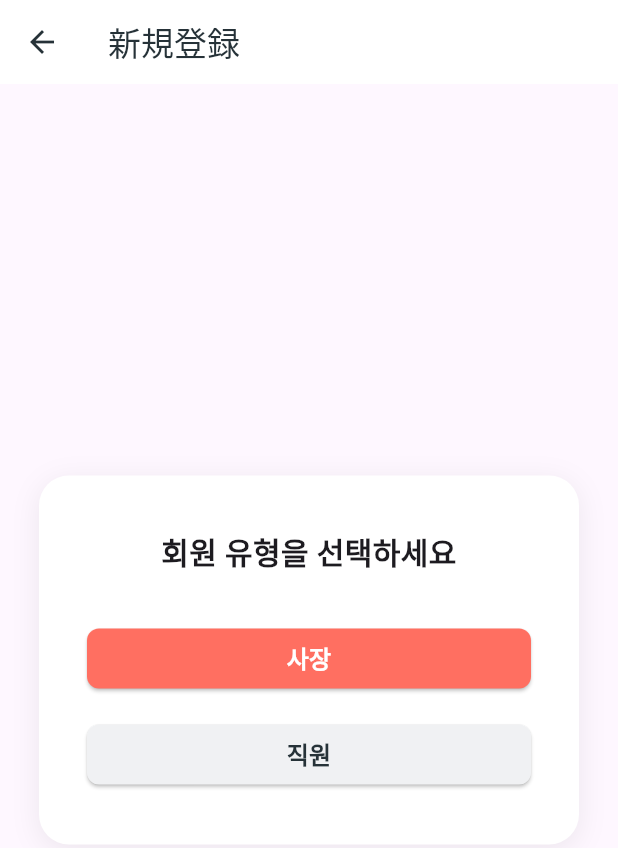
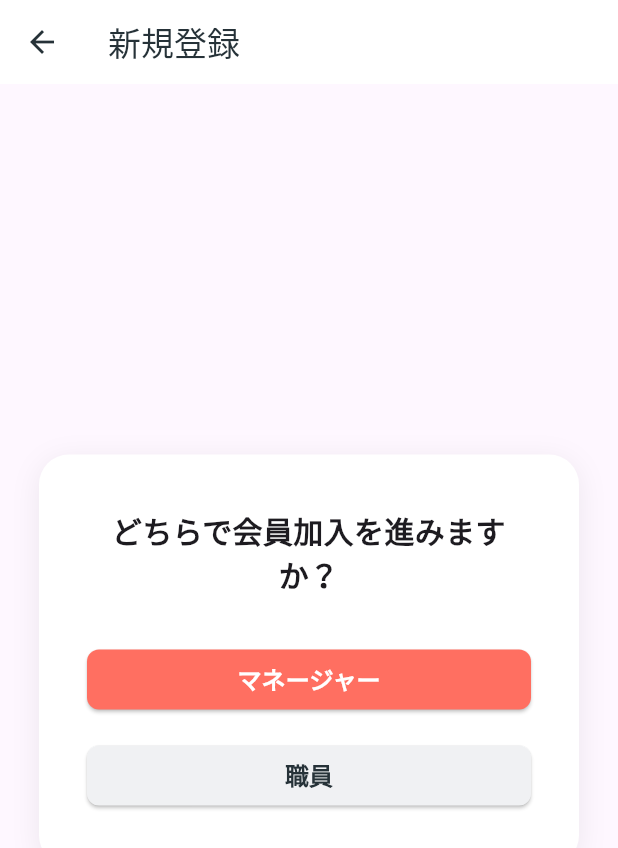
Before and after one commit to Espi8624/yoyaku_mate_provider, a Flutter app: the SignUpPage screen opened directly, on a phone screen of 412 x 824 dp. Shown: the top 848 px of the screen. Run offline on Flutter 3.47's test engine with Material 3 defaults, Android fonts, the light colour scheme and no system bars; our stand-ins replace dotted_border, dropdown_search, file_picker, firebase_auth, firebase_core, fl_chart and 5 more; accounts and stored records are empty.

Commit message:
会員加入ページLabel変更

```diff
--- a/lib/sign_up_page.dart
+++ b/lib/sign_up_page.dart
@@ -71,7 +71,7 @@ class _SignUpPageState extends State<SignUpPage> {
       return Column(
         crossAxisAlignment: CrossAxisAlignment.stretch,
         children: [
-          const Text('회원 유형을 선택하세요', style: TextStyle(fontSize: 20, fontWeight: FontWeight.bold), textAlign: TextAlign.center),
+          const Text('どちらで会員加入を進みますか？', style: TextStyle(fontSize: 20, fontWeight: FontWeight.bold), textAlign: TextAlign.center),
           const SizedBox(height: 32),
           ElevatedButton(
             style: ElevatedButton.styleFrom(
@@ -82,7 +82,7 @@ class _SignUpPageState extends State<SignUpPage> {
             onPressed: () {
               setState(() { _role = 'manager'; _step = 1; });
             },
-            child: const Text('사장', style: TextStyle(fontSize: 16, fontWeight: FontWeight.bold)),
+            child: const Text('マネージャー', style: TextStyle(fontSize: 16, fontWeight: FontWeight.bold)),
           ),
           const SizedBox(height: 16),
           ElevatedButton(
@@ -94,7 +94,7 @@ class _SignUpPageState extends State<SignUpPage> {
             onPressed: () {
               setState(() { _role = 'staff'; _step = 1; });
             },
-            child: const Text('직원', style: TextStyle(fontSize: 16, fontWeight: FontWeight.bold)),
+            child: const Text('職員', style: TextStyle(fontSize: 16, fontWeight: FontWeight.bold)),
           ),
         ],
       );
@@ -103,29 +103,29 @@ class _SignUpPageState extends State<SignUpPage> {
       return Column(
         crossAxisAlignment: CrossAxisAlignment.stretch,
         children: [
-          const Text('사장 정보 입력', style: TextStyle(fontSize: 18, fontWeight: FontWeight.bold)),
+          const Text('ユーザー情報入力', style: TextStyle(fontSize: 18, fontWeight: FontWeight.bold)),
           const SizedBox(height: 24),
           TextField(
             controller: ownerEmailController,
-            decoration: const InputDecoration(labelText: '이메일'),
+            decoration: const InputDecoration(labelText: 'メールアドレス'),
             keyboardType: TextInputType.emailAddress,
           ),
           const SizedBox(height: 16),
           TextField(
             controller: ownerPasswordController,
-            decoration: const InputDecoration(labelText: '비밀번호'),
+            decoration: const InputDecoration(labelText: 'パスワード'),
             obscureText: true,
           ),
           const SizedBox(height: 16),
           TextField(
             controller: ownerPhoneController,
-            decoration: const InputDecoration(labelText: '휴대전화번호'),
+            decoration: const InputDecoration(labelText: '電話番号'),
             keyboardType: TextInputType.phone,
           ),
           const SizedBox(height: 16),
           TextField(
             controller: ownerNameController,
-            decoration: const InputDecoration(labelText: '유저이름'),
+            decoration: const InputDecoration(labelText: '名前'),
           ),
           const SizedBox(height: 32),
           ElevatedButton(
@@ -137,7 +137,7 @@ class _SignUpPageState extends State<SignUpPage> {
             onPressed: () {
               setState(() { _step = 2; });
             },
-            child: const Text('다음', style: TextStyle(fontSize: 16, fontWeight: FontWeight.bold)),
+            child: const Text('次へ', style: TextStyle(fontSize: 16, fontWeight: FontWeight.bold)),
           ),
         ],
       );
@@ -146,27 +146,27 @@ class _SignUpPageState extends State<SignUpPage> {
       return Column(
         crossAxisAlignment: CrossAxisAlignment.stretch,
         children: [
-          const Text('가게 정보 입력', style: TextStyle(fontSize: 18, fontWeight: FontWeight.bold)),
+          const Text('店情報入力', style: TextStyle(fontSize: 18, fontWeight: FontWeight.bold)),
           const SizedBox(height: 24),
           TextField(
             controller: storeNameController,
-            decoration: const InputDecoration(labelText: '가게이름'),
+            decoration: const InputDecoration(labelText: '店名'),
           ),
           const SizedBox(height: 16),
           TextField(
             controller: storeAddressController,
-            decoration: const InputDecoration(labelText: '가게주소'),
+            decoration: const InputDecoration(labelText: '住所'),
           ),
           const SizedBox(height: 16),
           TextField(
             controller: storePhoneController,
-            decoration: const InputDecoration(labelText: '가게 전화번호'),
+            decoration: const InputDecoration(labelText: '電話番号'),
             keyboardType: TextInputType.phone,
           ),
           const SizedBox(height: 16),
           TextField(
             controller: storeBizNumController,
-            decoration: const InputDecoration(labelText: '사업자번호'),
+            decoration: const InputDecoration(labelText: '事業者番号'),
           ),
           const SizedBox(height: 32),
           if (_errorMessage != null)
@@ -194,7 +194,7 @@ class _SignUpPageState extends State<SignUpPage> {
                       strokeWidth: 2,
                     ),
                   )
-                : const Text('완료', style: TextStyle(fontSize: 16, fontWeight: FontWeight.bold)),
+                : const Text('登録', style: TextStyle(fontSize: 16, fontWeight: FontWeight.bold)),
           ),
         ],
       );
@@ -203,11 +203,11 @@ class _SignUpPageState extends State<SignUpPage> {
       return Column(
         crossAxisAlignment: CrossAxisAlignment.stretch,
         children: [
-          const Text('가게번호 입력', style: TextStyle(fontSize: 18, fontWeight: FontWeight.bold)),
+          const Text('店番号入力', style: TextStyle(fontSize: 18, fontWeight: FontWeight.bold)),
           const SizedBox(height: 24),
           TextField(
             controller: staffStoreIdController,
-            decoration: const InputDecoration(labelText: '가게번호(store_id)'),
+            decoration: const InputDecoration(labelText: '店番号'),
           ),
           const SizedBox(height: 32),
           ElevatedButton(
@@ -219,7 +219,7 @@ class _SignUpPageState extends State<SignUpPage> {
             onPressed: () {
               setState(() { _step = 2; });
             },
-            child: const Text('다음', style: TextStyle(fontSize: 16, fontWeight: FontWeight.bold)),
+            child: const Text('次へ', style: TextStyle(fontSize: 16, fontWeight: FontWeight.bold)),
           ),
         ],
       );
@@ -228,29 +228,29 @@ class _SignUpPageState extends State<SignUpPage> {
       return Column(
         crossAxisAlignment: CrossAxisAlignment.stretch,
         children: [
-          const Text('직원 정보 입력', style: TextStyle(fontSize: 18, fontWeight: FontWeight.bold)),
+          const Text('情報入力', style: TextStyle(fontSize: 18, fontWeight: FontWeight.bold)),
           const SizedBox(height: 24),
           TextField(
             controller: staffEmailController,
-            decoration: const InputDecoration(labelText: '이메일'),
+            decoration: const InputDecoration(labelText: 'メールアドレス'),
             keyboardType: TextInputType.emailAddress,
           ),
           const SizedBox(height: 16),
           TextField(
             controller: staffPasswordController,
-            decoration: const InputDecoration(labelText: '비밀번호'),
+            decoration: const InputDecoration(labelText: 'パスワード'),
             obscureText: true,
           ),
           const SizedBox(height: 16),
           TextField(
             controller: staffPhoneController,
-            decoration: const InputDecoration(labelText: '휴대전화번호'),
+            decoration: const InputDecoration(labelText: '電話番号'),
             keyboardType: TextInputType.phone,
           ),
           const SizedBox(height: 16),
           TextField(
             controller: staffNameController,
-            decoration: const InputDecoration(labelText: '유저이름'),
+            decoration: const InputDecoration(labelText: '名前'),
           ),
           const SizedBox(height: 32),
           if (_errorMessage != null)
@@ -278,7 +278,7 @@ class _SignUpPageState extends State<SignUpPage> {
                       strokeWidth: 2,
                     ),
                   )
-                : const Text('완료', style: TextStyle(fontSize: 16, fontWeight: FontWeight.bold)),
+                : const Text('登録', style: TextStyle(fontSize: 16, fontWeight: FontWeight.bold)),
           ),
         ],
       );
```
